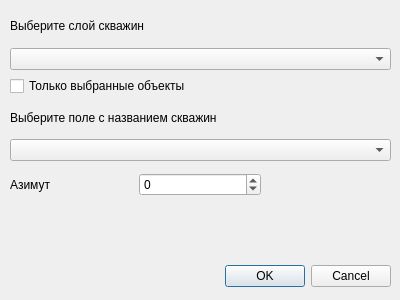
Old version of the form ui/zone_zso.ui in the repository gis56/geo_pie.
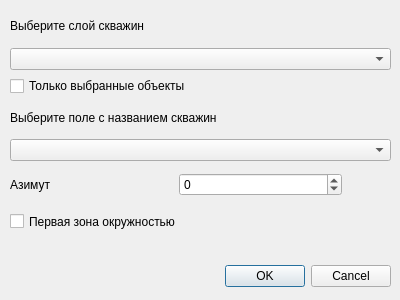
New version of the form. Custom widgets are drawn as their Qt base class.

Patch:
```diff
--- a/ui/zone_zso.ui
+++ b/ui/zone_zso.ui
@@ -73,7 +73,7 @@
     <rect>
      <x>10</x>
      <y>170</y>
-     <width>251</width>
+     <width>332</width>
      <height>30</height>
     </rect>
    </property>
@@ -97,6 +97,25 @@
     </item>
    </layout>
   </widget>
+  <widget class="QCheckBox" name="circle_checkBox">
+   <property name="geometry">
+    <rect>
+     <x>10</x>
+     <y>210</y>
+     <width>371</width>
+     <height>23</height>
+    </rect>
+   </property>
+   <property name="maximumSize">
+    <size>
+     <width>371</width>
+     <height>16777215</height>
+    </size>
+   </property>
+   <property name="text">
+    <string>Первая зона окружностью</string>
+   </property>
+  </widget>
  </widget>
  <customwidgets>
   <customwidget>
```
